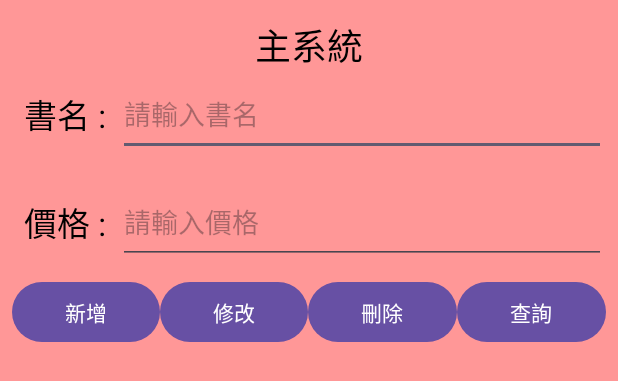
After one commit to 13th-shakya/hw-wk15, an Android app: the layout activity_books_master.xml on its own in the app's theme, with its tools: preview values and no code run, on a phone screen of 412 x 824 dp. The commit adds this screen. Shown: the top 381 px of the screen. Run offline under Robolectric (Android 15) with nearby library versions, the phone set to English and light mode, and no system bars.

Commit message:
feat: implement activity layouts

```diff
--- /dev/null
+++ b/app/src/main/res/layout/activity_books_master.xml
@@ -0,0 +1,118 @@
+<?xml version="1.0" encoding="utf-8"?>
+<androidx.constraintlayout.widget.ConstraintLayout xmlns:android="http://schemas.android.com/apk/res/android"
+    xmlns:app="http://schemas.android.com/apk/res-auto"
+    xmlns:tools="http://schemas.android.com/tools"
+    android:id="@+id/main"
+    android:layout_width="match_parent"
+    android:layout_height="match_parent"
+    android:background="#FF9797"
+    tools:context=".MainActivity">
+
+    <TextView
+        android:id="@+id/tvTitle"
+        android:layout_width="match_parent"
+        android:layout_height="wrap_content"
+        android:layout_marginTop="12dp"
+        android:gravity="center"
+        android:text="主系統"
+        android:textColor="@android:color/black"
+        android:textSize="24sp"
+        app:layout_constraintTop_toTopOf="parent" />
+
+    <TextView
+        android:id="@+id/tvBook"
+        android:layout_width="wrap_content"
+        android:layout_height="wrap_content"
+        android:layout_marginStart="16dp"
+        android:text="書名 :"
+        android:textColor="@android:color/black"
+        android:textSize="22sp"
+        app:layout_constraintBottom_toBottomOf="@+id/edBook"
+        app:layout_constraintStart_toStartOf="parent"
+        app:layout_constraintTop_toTopOf="@+id/edBook" />
+
+    <EditText
+        android:id="@+id/edBook"
+        android:layout_width="0dp"
+        android:layout_height="56dp"
+        android:layout_marginHorizontal="8dp"
+        android:ems="10"
+        android:hint="請輸入書名"
+        android:inputType="textPersonName"
+        app:layout_constraintEnd_toEndOf="parent"
+        app:layout_constraintStart_toEndOf="@+id/tvBook"
+        app:layout_constraintTop_toBottomOf="@+id/tvTitle" />
+
+    <TextView
+        android:id="@+id/tvPrice"
+        android:layout_width="wrap_content"
+        android:layout_height="wrap_content"
+        android:text="價格 :"
+        android:textColor="@android:color/black"
+        android:textSize="22sp"
+        app:layout_constraintBottom_toBottomOf="@+id/edPrice"
+        app:layout_constraintStart_toStartOf="@+id/tvBook"
+        app:layout_constraintTop_toTopOf="@+id/edPrice" />
+
+    <EditText
+        android:id="@+id/edPrice"
+        android:layout_width="0dp"
+        android:layout_height="56dp"
+        android:layout_marginTop="16dp"
+        android:ems="10"
+        android:hint="請輸入價格"
+        android:inputType="number"
+        app:layout_constraintEnd_toEndOf="@+id/edBook"
+        app:layout_constraintStart_toStartOf="@+id/edBook"
+        app:layout_constraintTop_toBottomOf="@+id/edBook" />
+
+    <LinearLayout
+        android:id="@+id/linearLayout"
+        android:layout_width="0dp"
+        android:layout_height="wrap_content"
+        android:layout_marginHorizontal="8dp"
+        android:layout_marginTop="8dp"
+        android:orientation="horizontal"
+        app:layout_constraintEnd_toEndOf="parent"
+        app:layout_constraintStart_toStartOf="parent"
+        app:layout_constraintTop_toBottomOf="@+id/edPrice">
+
+        <Button
+            android:id="@+id/btnInsert"
+            android:layout_width="wrap_content"
+            android:layout_height="wrap_content"
+            android:layout_weight="1"
+            android:text="新增" />
+
+        <Button
+            android:id="@+id/btnUpdate"
+            android:layout_width="wrap_content"
+            android:layout_height="wrap_content"
+            android:layout_weight="1"
+            android:text="修改" />
+
+        <Button
+            android:id="@+id/btnDelete"
+            android:layout_width="wrap_content"
+            android:layout_height="wrap_content"
+            android:layout_weight="1"
+            android:text="刪除" />
+
+        <Button
+            android:id="@+id/btnQuery"
+            android:layout_width="wrap_content"
+            android:layout_height="wrap_content"
+            android:layout_weight="1"
+            android:text="查詢" />
+    </LinearLayout>
+
+    <ListView
+        android:id="@+id/listView"
+        android:layout_width="0dp"
+        android:layout_height="0dp"
+        android:layout_margin="8dp"
+        app:layout_constraintBottom_toBottomOf="parent"
+        app:layout_constraintEnd_toEndOf="parent"
+        app:layout_constraintStart_toStartOf="parent"
+        app:layout_constraintTop_toBottomOf="@+id/linearLayout" />
+</androidx.constraintlayout.widget.ConstraintLayout>
```
Also changed, not shown: app/src/main/res/layout/activity_air_quality.xml (added, +20 -0 lines), app/src/main/res/layout/activity_books.xml (added, +105 -0 lines), app/src/main/res/layout/activity_books_slave.xml (added, +118 -0 lines), app/src/main/res/layout/activity_main.xml (+27 -3 lines).
